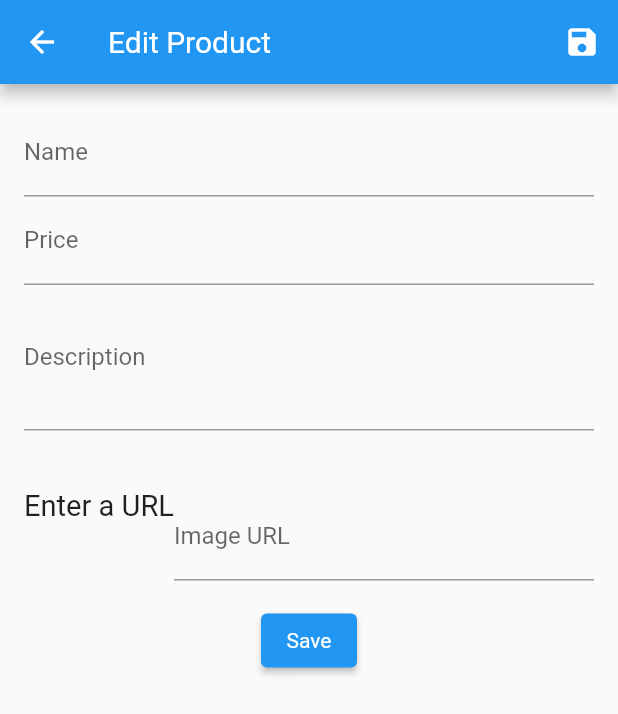
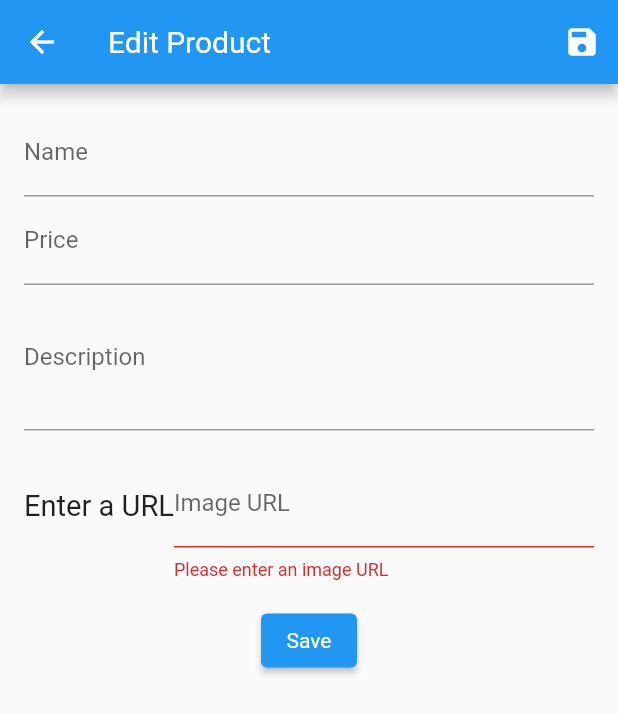
Before and after one commit to HuyTranHoang/flutter_my_app, a Flutter app: the AdminProductEditScreen screen opened by its route, after a tap on the "save" icon, on a phone screen of 412 x 824 dp. Shown: the top 714 px of the screen. Run offline on Flutter 3.47's test engine with Material 2 defaults, Android fonts, the phone set to English and light mode, and no system bars; network calls fail.

Commit message:
2024 Aug 19 - 1

```diff
--- a/lib/provider/product_provider.dart
+++ b/lib/provider/product_provider.dart
@@ -28,13 +28,13 @@ class ProductProvider with ChangeNotifier {
     return _items.where((element) => element.isFavourite).toList();
   }
 
-  void addProduct(Product product) {
+  Future<void> addProduct(Product product) {
     final url = Uri.parse('http://localhost:8080/api/products/add');
     Map<String, String> headers = {
       'Content-Type': 'application/json',
       'Accept': '*/*'
     };
-    http.post(url, headers: headers, body: json.encode({
+    return http.post(url, headers: headers, body: json.encode({
       'name': product.name,
       'description': product.description,
       'unitPrice': product.unitPrice,
--- a/lib/screen/admin_product_edit_screen.dart
+++ b/lib/screen/admin_product_edit_screen.dart
@@ -3,6 +3,7 @@ import 'package:my_app/model/product.dart';
 import 'package:my_app/provider/product_provider.dart';
 import 'package:provider/provider.dart';
 import 'package:http/http.dart' as http;
+import 'dart:async';
 
 class AdminProductEditScreen extends StatefulWidget {
   static const routeName = '/admin-product-edit';
@@ -22,6 +23,8 @@ class _AdminProductEditScreenState extends State<AdminProductEditScreen> {
   final _imageUrlController = TextEditingController();
 
   final _form = GlobalKey<FormState>();
+  bool _isLoading = false;
+  Timer _timer = Timer(const Duration(milliseconds: 1), () {});
 
   Product _editedProduct =
       Product(id: 0, name: '', description: '', unitPrice: 0, imageUrl: '');
@@ -54,12 +57,22 @@ class _AdminProductEditScreenState extends State<AdminProductEditScreen> {
     if (!await isUrlValid(_imageUrlController.text)) {
       return;
     }
+    setState(() {
+      _isLoading = true;
+    });
     _form.currentState!.save();
 
     if (_editedProduct.id != 0) {
       context.read<ProductProvider>().updateProduct(_editedProduct);
     } else {
-      context.read<ProductProvider>().addProduct(_editedProduct);
+      context.read<ProductProvider>().addProduct(_editedProduct).then((value) {
+        _timer = Timer(const Duration(seconds: 10), () {
+          setState(() {
+            _isLoading = false;
+          });
+          Navigator.of(context).pop();
+        });
+      });
     }
     Navigator.of(context).pop();
   }
@@ -67,12 +80,15 @@ class _AdminProductEditScreenState extends State<AdminProductEditScreen> {
   _updateImageUrl() async {
     if (!_imageFocusNode.hasFocus) {
       if (_imageUrlController.text.isEmpty ||
-          (!_imageUrlController.text.startsWith('http') && !_imageUrlController.text.startsWith('https')) ||
-          (!_imageUrlController.text.endsWith('.png') && !_imageUrlController.text.endsWith('.jpg') && !_imageUrlController.text.endsWith('.jpeg'))) {
+          (!_imageUrlController.text.startsWith('http') &&
+              !_imageUrlController.text.startsWith('https')) ||
+          (!_imageUrlController.text.endsWith('.png') &&
+              !_imageUrlController.text.endsWith('.jpg') &&
+              !_imageUrlController.text.endsWith('.jpeg'))) {
         return;
       }
       if (await isUrlValid(_imageUrlController.text)) {
-        setState(() { });
+        setState(() {});
       }
     }
   }
@@ -109,7 +125,11 @@ class _AdminProductEditScreenState extends State<AdminProductEditScreen> {
           ),
         ],
       ),
-      body: Form(
+      body: _isLoading
+          ? const Center(
+              child: CircularProgressIndicator(),
+            )
+          : Form(
               key: _form,
               child: Padding(
                 padding: const EdgeInsets.all(16),
@@ -137,7 +157,8 @@ class _AdminProductEditScreenState extends State<AdminProductEditScreen> {
                       keyboardType: TextInputType.number,
                       focusNode: _priceFocusNode,
                       onFieldSubmitted: (_) {
-                  FocusScope.of(context).requestFocus(_descriptionFocusNode);
+                        FocusScope.of(context)
+                            .requestFocus(_descriptionFocusNode);
                       },
                       onSaved: (value) {
                         _editedProduct = Product(
@@ -150,7 +171,8 @@ class _AdminProductEditScreenState extends State<AdminProductEditScreen> {
                       },
                     ),
                     TextFormField(
-                decoration: const InputDecoration(labelText: 'Description'),
+                      decoration:
+                          const InputDecoration(labelText: 'Description'),
                       maxLines: 3,
                       focusNode: _descriptionFocusNode,
                       textInputAction: TextInputAction.next,
@@ -178,7 +200,8 @@ class _AdminProductEditScreenState extends State<AdminProductEditScreen> {
                         ),
                         Expanded(
                             child: TextFormField(
-                    decoration: const InputDecoration(labelText: 'Image URL'),
+                          decoration:
+                              const InputDecoration(labelText: 'Image URL'),
                           focusNode: _imageFocusNode,
                           keyboardType: TextInputType.url,
                           textInputAction: TextInputAction.done,
@@ -194,6 +217,21 @@ class _AdminProductEditScreenState extends State<AdminProductEditScreen> {
                               unitPrice: _editedProduct.unitPrice,
                               imageUrl: value!,
                             );
+                          },
+                          validator: (value) {
+                            if (value!.isEmpty) {
+                              return 'Please enter an image URL';
+                            }
+                            if (!value.startsWith('http') &&
+                                !value.startsWith('https')) {
+                              return 'Please enter a valid URL';
+                            }
+                            if (!value.endsWith('.png') &&
+                                !value.endsWith('.jpg') &&
+                                !value.endsWith('.jpeg')) {
+                              return 'Please enter a valid image URL';
+                            }
+                            return null;
                           },
                         ))
                       ],
@@ -217,6 +255,7 @@ class _AdminProductEditScreenState extends State<AdminProductEditScreen> {
     _priceFocusNode.dispose();
     _imageFocusNode.dispose();
     _imageUrlController.dispose();
+    _timer.cancel();
     super.dispose();
   }
 }
```
Lines whose indentation alone changed are shown as unchanged.
